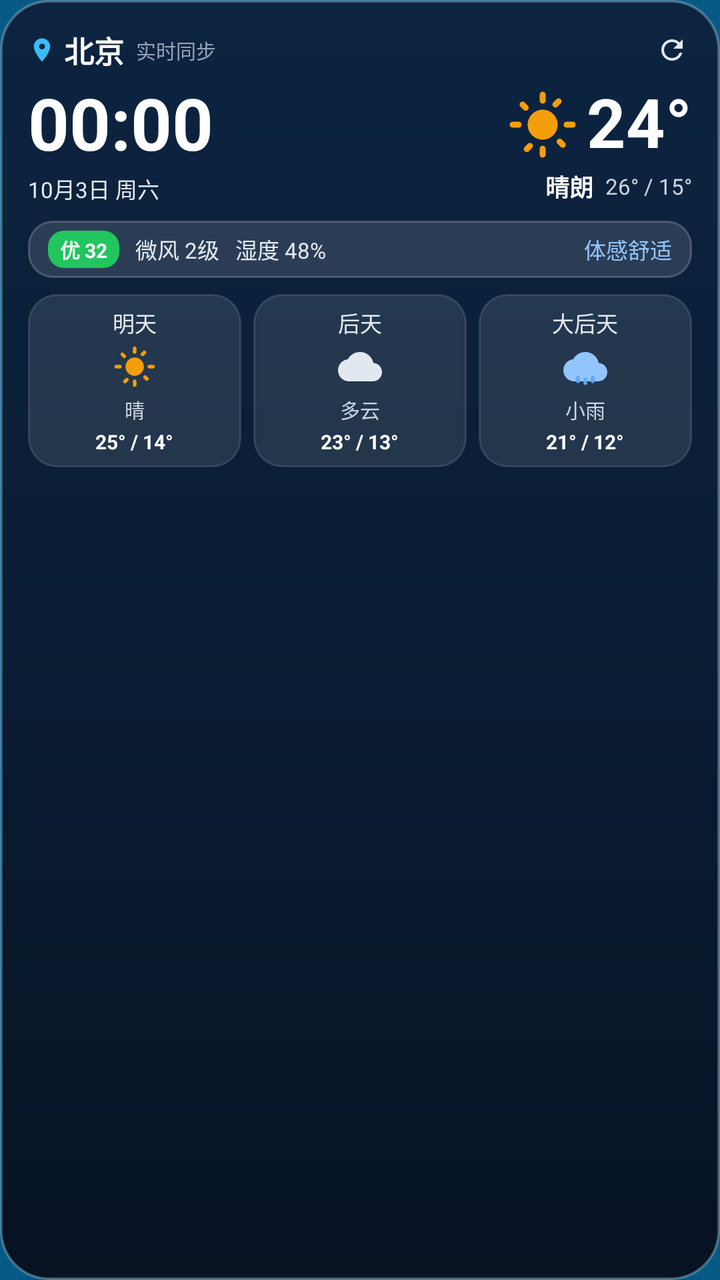
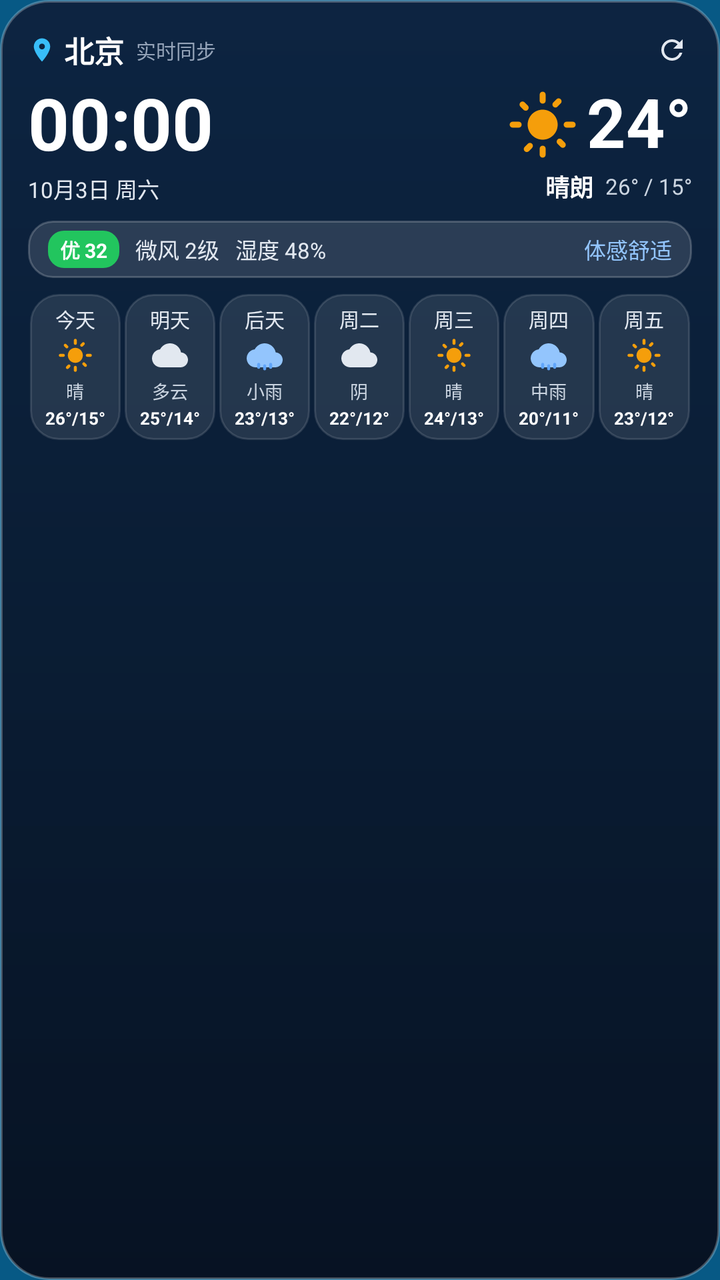

Before-and-after screenshots of an Android layout around one commit, followed by the original layout XML and the change that was made.
<!-- AndroidManifest.xml: application theme AppTheme -->
<!-- res/layout/widget_weather_4x3.xml -->
<?xml version="1.0" encoding="utf-8"?>
<LinearLayout xmlns:android="http://schemas.android.com/apk/res/android"
    android:id="@+id/widget_root"
    android:layout_width="match_parent"
    android:layout_height="match_parent"
    android:orientation="vertical"
    android:background="@drawable/widget_bg_4x3"
    android:padding="14dp">

    
    <LinearLayout
        android:layout_width="match_parent"
        android:layout_height="wrap_content"
        android:orientation="horizontal"
        android:gravity="center_vertical"
        android:layout_marginBottom="6dp">

        <ImageView
            android:layout_width="14dp"
            android:layout_height="14dp"
            android:src="@drawable/ic_widget_location" />

        <TextView
            android:id="@+id/widget_city_name"
            android:layout_width="wrap_content"
            android:layout_height="wrap_content"
            android:text="北京"
            android:textSize="15sp"
            android:textStyle="bold"
            android:textColor="#FFFFFF"
            android:layout_marginStart="4dp" />

        <TextView
            android:id="@+id/widget_update_time"
            android:layout_width="wrap_content"
            android:layout_height="wrap_content"
            android:text="实时同步"
            android:textSize="10sp"
            android:textColor="#94A3B8"
            android:layout_marginStart="6dp" />

        <FrameLayout
            android:layout_width="0dp"
            android:layout_height="1dp"
            android:layout_weight="1" />

        <ImageView
            android:id="@+id/widget_btn_refresh"
            android:layout_width="20dp"
            android:layout_height="20dp"
            android:padding="2dp"
            android:src="@drawable/ic_widget_refresh" />
    </LinearLayout>

    
    <LinearLayout
        android:layout_width="match_parent"
        android:layout_height="wrap_content"
        android:orientation="horizontal"
        android:gravity="center_vertical"
        android:layout_marginBottom="8dp">

        
        <LinearLayout
            android:layout_width="0dp"
            android:layout_height="wrap_content"
            android:layout_weight="1.1"
            android:orientation="vertical"
            android:gravity="center_vertical">

            <TextClock
                android:id="@+id/widget_text_clock"
                android:layout_width="wrap_content"
                android:layout_height="wrap_content"
                android:format24Hour="HH:mm"
                android:format12Hour="HH:mm"
                android:textSize="36sp"
                android:textStyle="bold"
                android:textColor="#FFFFFF"
                android:includeFontPadding="false" />

            <TextView
                android:id="@+id/widget_date_label"
                android:layout_width="wrap_content"
                android:layout_height="wrap_content"
                android:text="10月3日 周六"
                android:textSize="11sp"
                android:textColor="#E2E8F0"
                android:layout_marginTop="2dp" />
        </LinearLayout>

        
        <LinearLayout
            android:layout_width="0dp"
            android:layout_height="wrap_content"
            android:layout_weight="1"
            android:orientation="vertical"
            android:gravity="end|center_vertical">

            <LinearLayout
                android:layout_width="wrap_content"
                android:layout_height="wrap_content"
                android:orientation="horizontal"
                android:gravity="center_vertical">

                <ImageView
                    android:id="@+id/widget_weather_icon"
                    android:layout_width="36dp"
                    android:layout_height="36dp"
                    android:src="@drawable/ic_weather_sunny" />

                <TextView
                    android:id="@+id/widget_temperature"
                    android:layout_width="wrap_content"
                    android:layout_height="wrap_content"
                    android:text="24°"
                    android:textSize="34sp"
                    android:textStyle="bold"
                    android:textColor="#FFFFFF"
                    android:includeFontPadding="false"
                    android:layout_marginStart="4dp" />
            </LinearLayout>

            <LinearLayout
                android:layout_width="wrap_content"
                android:layout_height="wrap_content"
                android:orientation="horizontal"
                android:gravity="center_vertical"
                android:layout_marginTop="2dp">

                <TextView
                    android:id="@+id/widget_weather_desc"
                    android:layout_width="wrap_content"
                    android:layout_height="wrap_content"
                    android:text="晴朗"
                    android:textSize="12sp"
                    android:textStyle="bold"
                    android:textColor="#FFFFFF" />

                <TextView
                    android:id="@+id/widget_temp_range"
                    android:layout_width="wrap_content"
                    android:layout_height="wrap_content"
                    android:text="26° / 15°"
                    android:textSize="11sp"
                    android:textColor="#CBD5E1"
                    android:layout_marginStart="6dp" />
            </LinearLayout>
        </LinearLayout>
    </LinearLayout>

    
    <LinearLayout
        android:layout_width="match_parent"
        android:layout_height="wrap_content"
        android:orientation="horizontal"
        android:gravity="center_vertical"
        android:background="@drawable/widget_pill_bg"
        android:paddingTop="5dp"
        android:paddingBottom="5dp"
        android:paddingLeft="10dp"
        android:paddingRight="10dp"
        android:layout_marginBottom="8dp">

        <LinearLayout
            android:id="@+id/widget_aqi_badge"
            android:layout_width="wrap_content"
            android:layout_height="wrap_content"
            android:background="@drawable/widget_aqi_badge"
            android:paddingLeft="6dp"
            android:paddingRight="6dp"
            android:paddingTop="2dp"
            android:paddingBottom="2dp">

            <TextView
                android:id="@+id/widget_aqi_text"
                android:layout_width="wrap_content"
                android:layout_height="wrap_content"
                android:text="优 32"
                android:textSize="10sp"
                android:textStyle="bold"
                android:textColor="#FFFFFF" />
        </LinearLayout>

        <TextView
            android:id="@+id/widget_wind_info"
            android:layout_width="wrap_content"
            android:layout_height="wrap_content"
            android:text="微风 2级"
            android:textSize="11sp"
            android:textColor="#E2E8F0"
            android:layout_marginStart="8dp" />

        <TextView
            android:id="@+id/widget_humidity_info"
            android:layout_width="wrap_content"
            android:layout_height="wrap_content"
            android:text="湿度 48%"
            android:textSize="11sp"
            android:textColor="#E2E8F0"
            android:layout_marginStart="8dp" />

        <TextView
            android:id="@+id/widget_air_desc"
            android:layout_width="0dp"
            android:layout_height="wrap_content"
            android:layout_weight="1"
            android:gravity="end"
            android:text="体感舒适"
            android:textSize="11sp"
            android:textColor="#93C5FD" />
    </LinearLayout>

    
    <LinearLayout
        android:layout_width="match_parent"
        android:layout_height="wrap_content"
        android:orientation="horizontal">

        
        <LinearLayout
            android:id="@+id/widget_forecast_day1"
            android:layout_width="0dp"
            android:layout_height="wrap_content"
            android:layout_weight="1"
            android:orientation="vertical"
            android:gravity="center"
            android:background="@drawable/widget_forecast_col_bg"
            android:paddingTop="6dp"
            android:paddingBottom="6dp"
            android:layout_marginEnd="3dp">

            <TextView
                android:id="@+id/widget_f1_title"
                android:layout_width="wrap_content"
                android:layout_height="wrap_content"
                android:text="明天"
                android:textSize="11sp"
                android:textColor="#E2E8F0" />

            <ImageView
                android:id="@+id/widget_f1_icon"
                android:layout_width="22dp"
                android:layout_height="22dp"
                android:src="@drawable/ic_weather_sunny"
                android:layout_marginTop="3dp"
                android:layout_marginBottom="3dp" />

            <TextView
                android:id="@+id/widget_f1_desc"
                android:layout_width="wrap_content"
                android:layout_height="wrap_content"
                android:text="晴"
                android:textSize="10sp"
                android:textColor="#CBD5E1" />

            <TextView
                android:id="@+id/widget_f1_temp"
                android:layout_width="wrap_content"
                android:layout_height="wrap_content"
                android:text="25° / 14°"
                android:textSize="10sp"
                android:textStyle="bold"
                android:textColor="#FFFFFF"
                android:layout_marginTop="2dp" />
        </LinearLayout>

        
        <LinearLayout
            android:id="@+id/widget_forecast_day2"
            android:layout_width="0dp"
            android:layout_height="wrap_content"
            android:layout_weight="1"
            android:orientation="vertical"
            android:gravity="center"
            android:background="@drawable/widget_forecast_col_bg"
            android:paddingTop="6dp"
            android:paddingBottom="6dp"
            android:layout_marginLeft="3dp"
            android:layout_marginRight="3dp">

            <TextView
                android:id="@+id/widget_f2_title"
                android:layout_width="wrap_content"
                android:layout_height="wrap_content"
                android:text="后天"
                android:textSize="11sp"
                android:textColor="#E2E8F0" />

            <ImageView
                android:id="@+id/widget_f2_icon"
                android:layout_width="22dp"
                android:layout_height="22dp"
                android:src="@drawable/ic_weather_cloudy"
                android:layout_marginTop="3dp"
                android:layout_marginBottom="3dp" />

            <TextView
                android:id="@+id/widget_f2_desc"
                android:layout_width="wrap_content"
                android:layout_height="wrap_content"
                android:text="多云"
                android:textSize="10sp"
                android:textColor="#CBD5E1" />

            <TextView
                android:id="@+id/widget_f2_temp"
                android:layout_width="wrap_content"
                android:layout_height="wrap_content"
                android:text="23° / 13°"
                android:textSize="10sp"
                android:textStyle="bold"
                android:textColor="#FFFFFF"
                android:layout_marginTop="2dp" />
        </LinearLayout>

        
        <LinearLayout
            android:id="@+id/widget_forecast_day3"
            android:layout_width="0dp"
            android:layout_height="wrap_content"
            android:layout_weight="1"
            android:orientation="vertical"
            android:gravity="center"
            android:background="@drawable/widget_forecast_col_bg"
            android:paddingTop="6dp"
            android:paddingBottom="6dp"
            android:layout_marginStart="3dp">

            <TextView
                android:id="@+id/widget_f3_title"
                android:layout_width="wrap_content"
                android:layout_height="wrap_content"
                android:text="大后天"
                android:textSize="11sp"
                android:textColor="#E2E8F0" />

            <ImageView
                android:id="@+id/widget_f3_icon"
                android:layout_width="22dp"
                android:layout_height="22dp"
                android:src="@drawable/ic_weather_rainy"
                android:layout_marginTop="3dp"
                android:layout_marginBottom="3dp" />

            <TextView
                android:id="@+id/widget_f3_desc"
                android:layout_width="wrap_content"
                android:layout_height="wrap_content"
                android:text="小雨"
                android:textSize="10sp"
                android:textColor="#CBD5E1" />

            <TextView
                android:id="@+id/widget_f3_temp"
                android:layout_width="wrap_content"
                android:layout_height="wrap_content"
                android:text="21° / 12°"
                android:textSize="10sp"
                android:textStyle="bold"
                android:textColor="#FFFFFF"
                android:layout_marginTop="2dp" />
        </LinearLayout>
    </LinearLayout>
</LinearLayout>
<!-- resources referenced by this layout -->
<resources>
  <!-- drawable ic_weather_cloudy (drawable) -->
  <vector xmlns:android="http://schemas.android.com/apk/res/android"
      android:width="48dp"
      android:height="48dp"
      android:viewportWidth="24"
      android:viewportHeight="24">
    <path
        android:fillColor="#E2E8F0"
        android:pathData="M19.35,10.04C18.67,6.59 15.64,4 12,4 9.11,4 6.6,5.64 5.35,8.04 2.34,8.36 0,10.91 0,14c0,3.31 2.69,6 6,6h13c2.76,0 5,-2.24 5,-5 0,-2.64 -2.05,-4.78 -4.65,-4.96z"/>
  </vector>
  <!-- drawable ic_widget_location (drawable) -->
  <vector xmlns:android="http://schemas.android.com/apk/res/android"
      android:width="20dp"
      android:height="20dp"
      android:viewportWidth="24"
      android:viewportHeight="24">
    <path
        android:fillColor="#38BDF8"
        android:pathData="M12,2C8.13,2 5,5.13 5,9c0,5.25 7,13 7,13s7,-7.75 7,-13c0,-3.87 -3.13,-7 -7,-7zM12,11.5c-1.38,0 -2.5,-1.12 -2.5,-2.5s1.12,-2.5 2.5,-2.5 2.5,1.12 2.5,2.5 -1.12,2.5 -2.5,2.5z"/>
  </vector>
  <!-- drawable ic_widget_refresh (drawable) -->
  <vector xmlns:android="http://schemas.android.com/apk/res/android"
      android:width="20dp"
      android:height="20dp"
      android:viewportWidth="24"
      android:viewportHeight="24">
    <path
        android:fillColor="#E2E8F0"
        android:pathData="M17.65,6.35C16.2,4.9 14.21,4 12,4c-4.42,0 -7.99,3.58 -7.99,8s3.57,8 7.99,8c3.73,0 6.84,-2.55 7.73,-6h-2.08c-0.82,2.33 -3.04,4 -5.65,4 -3.31,0 -6,-2.69 -6,-6s2.69,-6 6,-6c1.66,0 3.14,0.69 4.22,1.78L13,11h7V4l-2.35,2.35z"/>
  </vector>
  <!-- drawable widget_aqi_badge (drawable) -->
  <?xml version="1.0" encoding="utf-8"?>
  <shape xmlns:android="http://schemas.android.com/apk/res/android"
      android:shape="rectangle">
      <corners android:radius="8dp" />
      <solid android:color="#22C55E" />
  </shape>
  <!-- drawable widget_bg_4x3 (drawable) -->
  <?xml version="1.0" encoding="utf-8"?>
  <shape xmlns:android="http://schemas.android.com/apk/res/android"
      android:shape="rectangle">
      <corners android:radius="24dp" />
      <gradient
          android:angle="270"
          android:startColor="#E60D1E3A"
          android:centerColor="#E60A162B"
          android:endColor="#F2060E1D" />
      <stroke
          android:width="1.2dp"
          android:color="#40FFFFFF" />
  </shape>
  <!-- drawable widget_forecast_col_bg (drawable) -->
  <?xml version="1.0" encoding="utf-8"?>
  <shape xmlns:android="http://schemas.android.com/apk/res/android"
      android:shape="rectangle">
      <corners android:radius="14dp" />
      <solid android:color="#1AFFFFFF" />
      <stroke android:width="1dp" android:color="#20FFFFFF" />
  </shape>
  <!-- drawable widget_pill_bg (drawable) -->
  <?xml version="1.0" encoding="utf-8"?>
  <shape xmlns:android="http://schemas.android.com/apk/res/android"
      android:shape="rectangle">
      <corners android:radius="12dp" />
      <solid android:color="#20FFFFFF" />
      <stroke android:width="1dp" android:color="#33FFFFFF" />
  </shape>
  <style name="AppTheme" parent="Theme.AppCompat.DayNight.NoActionBar">
      <item name="android:windowBackground">@color/splashscreen_background</item>
      <item name="android:editTextBackground">@drawable/rn_edit_text_material</item>
      <item name="colorPrimary">@color/colorPrimary</item>
      <item name="android:statusBarColor">@android:color/transparent</item>
      <item name="android:navigationBarColor">@android:color/transparent</item>
    </style>
  <color name="splashscreen_background">#075985</color>
  <color name="colorPrimary">#023c69</color>
  <!-- unchanged entries left out for length: 3 -->
</resources>

<!-- the commit's change to res/layout/widget_weather_4x3.xml (unified diff, before → after) -->
@@ -226,140 +226,352 @@
             android:orientation="vertical"
             android:gravity="center"
             android:background="@drawable/widget_forecast_col_bg"
-            android:paddingTop="6dp"
-            android:paddingBottom="6dp"
-            android:layout_marginEnd="3dp">
+            android:paddingTop="5dp"
+            android:paddingBottom="5dp"
+            android:paddingLeft="1dp"
+            android:paddingRight="1dp"
+            android:layout_marginLeft="1dp"
+            android:layout_marginRight="1dp">
 
             <TextView
                 android:id="@+id/widget_f1_title"
                 android:layout_width="wrap_content"
                 android:layout_height="wrap_content"
+                android:text="今天"
+                android:textSize="10sp"
+                android:textColor="#E2E8F0" />
+
+            <ImageView
+                android:id="@+id/widget_f1_icon"
+                android:layout_width="18dp"
+                android:layout_height="18dp"
+                android:src="@drawable/ic_weather_sunny"
+                android:layout_marginTop="2dp"
+                android:layout_marginBottom="2dp" />
+
+            <TextView
+                android:id="@+id/widget_f1_desc"
+                android:layout_width="wrap_content"
+                android:layout_height="wrap_content"
+                android:text="晴"
+                android:textSize="9sp"
+                android:textColor="#CBD5E1" />
+
+            <TextView
+                android:id="@+id/widget_f1_temp"
+                android:layout_width="wrap_content"
+                android:layout_height="wrap_content"
+                android:text="26°/15°"
+                android:textSize="8.5sp"
+                android:textStyle="bold"
+                android:textColor="#FFFFFF"
+                android:layout_marginTop="1dp" />
+        </LinearLayout>
+
+        
+        <LinearLayout
+            android:id="@+id/widget_forecast_day2"
+            android:layout_width="0dp"
+            android:layout_height="wrap_content"
+            android:layout_weight="1"
+            android:orientation="vertical"
+            android:gravity="center"
+            android:background="@drawable/widget_forecast_col_bg"
+            android:paddingTop="5dp"
+            android:paddingBottom="5dp"
+            android:paddingLeft="1dp"
+            android:paddingRight="1dp"
+            android:layout_marginLeft="1dp"
+            android:layout_marginRight="1dp">
+
+            <TextView
+                android:id="@+id/widget_f2_title"
+                android:layout_width="wrap_content"
+                android:layout_height="wrap_content"
                 android:text="明天"
-                android:textSize="11sp"
-                android:textColor="#E2E8F0" />
-
-            <ImageView
-                android:id="@+id/widget_f1_icon"
-                android:layout_width="22dp"
-                android:layout_height="22dp"
+                android:textSize="10sp"
+                android:textColor="#E2E8F0" />
+
+            <ImageView
+                android:id="@+id/widget_f2_icon"
+                android:layout_width="18dp"
+                android:layout_height="18dp"
+                android:src="@drawable/ic_weather_cloudy"
+                android:layout_marginTop="2dp"
+                android:layout_marginBottom="2dp" />
+
+            <TextView
+                android:id="@+id/widget_f2_desc"
+                android:layout_width="wrap_content"
+                android:layout_height="wrap_content"
+                android:text="多云"
+                android:textSize="9sp"
+                android:textColor="#CBD5E1" />
+
+            <TextView
+                android:id="@+id/widget_f2_temp"
+                android:layout_width="wrap_content"
+                android:layout_height="wrap_content"
+                android:text="25°/14°"
+                android:textSize="8.5sp"
+                android:textStyle="bold"
+                android:textColor="#FFFFFF"
+                android:layout_marginTop="1dp" />
+        </LinearLayout>
+
+        
+        <LinearLayout
+            android:id="@+id/widget_forecast_day3"
+            android:layout_width="0dp"
+            android:layout_height="wrap_content"
+            android:layout_weight="1"
+            android:orientation="vertical"
+            android:gravity="center"
+            android:background="@drawable/widget_forecast_col_bg"
+            android:paddingTop="5dp"
+            android:paddingBottom="5dp"
+            android:paddingLeft="1dp"
+            android:paddingRight="1dp"
+            android:layout_marginLeft="1dp"
+            android:layout_marginRight="1dp">
+
+            <TextView
+                android:id="@+id/widget_f3_title"
+                android:layout_width="wrap_content"
+                android:layout_height="wrap_content"
+                android:text="后天"
+                android:textSize="10sp"
+                android:textColor="#E2E8F0" />
+
+            <ImageView
+                android:id="@+id/widget_f3_icon"
+                android:layout_width="18dp"
+                android:layout_height="18dp"
+                android:src="@drawable/ic_weather_rainy"
+                android:layout_marginTop="2dp"
+                android:layout_marginBottom="2dp" />
+
+            <TextView
+                android:id="@+id/widget_f3_desc"
+                android:layout_width="wrap_content"
+                android:layout_height="wrap_content"
+                android:text="小雨"
+                android:textSize="9sp"
+                android:textColor="#CBD5E1" />
+
+            <TextView
+                android:id="@+id/widget_f3_temp"
+                android:layout_width="wrap_content"
+                android:layout_height="wrap_content"
+                android:text="23°/13°"
+                android:textSize="8.5sp"
+                android:textStyle="bold"
+                android:textColor="#FFFFFF"
+                android:layout_marginTop="1dp" />
+        </LinearLayout>
+
+        
+        <LinearLayout
+            android:id="@+id/widget_forecast_day4"
+            android:layout_width="0dp"
+            android:layout_height="wrap_content"
+            android:layout_weight="1"
+            android:orientation="vertical"
+            android:gravity="center"
+            android:background="@drawable/widget_forecast_col_bg"
+            android:paddingTop="5dp"
+            android:paddingBottom="5dp"
+            android:paddingLeft="1dp"
+            android:paddingRight="1dp"
+            android:layout_marginLeft="1dp"
+            android:layout_marginRight="1dp">
+
+            <TextView
+                android:id="@+id/widget_f4_title"
+                android:layout_width="wrap_content"
+                android:layout_height="wrap_content"
+                android:text="周二"
+                android:textSize="10sp"
+                android:textColor="#E2E8F0" />
+
+            <ImageView
+                android:id="@+id/widget_f4_icon"
+                android:layout_width="18dp"
+                android:layout_height="18dp"
+                android:src="@drawable/ic_weather_cloudy"
+                android:layout_marginTop="2dp"
+                android:layout_marginBottom="2dp" />
+
+            <TextView
+                android:id="@+id/widget_f4_desc"
+                android:layout_width="wrap_content"
+                android:layout_height="wrap_content"
+                android:text="阴"
+                android:textSize="9sp"
+                android:textColor="#CBD5E1" />
+
+            <TextView
+                android:id="@+id/widget_f4_temp"
+                android:layout_width="wrap_content"
+                android:layout_height="wrap_content"
+                android:text="22°/12°"
+                android:textSize="8.5sp"
+                android:textStyle="bold"
+                android:textColor="#FFFFFF"
+                android:layout_marginTop="1dp" />
+        </LinearLayout>
+
+        
+        <LinearLayout
+            android:id="@+id/widget_forecast_day5"
+            android:layout_width="0dp"
+            android:layout_height="wrap_content"
+            android:layout_weight="1"
+            android:orientation="vertical"
+            android:gravity="center"
+            android:background="@drawable/widget_forecast_col_bg"
+            android:paddingTop="5dp"
+            android:paddingBottom="5dp"
+            android:paddingLeft="1dp"
+            android:paddingRight="1dp"
+            android:layout_marginLeft="1dp"
+            android:layout_marginRight="1dp">
+
+            <TextView
+                android:id="@+id/widget_f5_title"
+                android:layout_width="wrap_content"
+                android:layout_height="wrap_content"
+                android:text="周三"
+                android:textSize="10sp"
+                android:textColor="#E2E8F0" />
+
+            <ImageView
+                android:id="@+id/widget_f5_icon"
+                android:layout_width="18dp"
+                android:layout_height="18dp"
                 android:src="@drawable/ic_weather_sunny"
-                android:layout_marginTop="3dp"
-                android:layout_marginBottom="3dp" />
-
-            <TextView
-                android:id="@+id/widget_f1_desc"
+                android:layout_marginTop="2dp"
+                android:layout_marginBottom="2dp" />
+
+            <TextView
+                android:id="@+id/widget_f5_desc"
                 android:layout_width="wrap_content"
                 android:layout_height="wrap_content"
                 android:text="晴"
-                android:textSize="10sp"
-                android:textColor="#CBD5E1" />
-
-            <TextView
-                android:id="@+id/widget_f1_temp"
-                android:layout_width="wrap_content"
-                android:layout_height="wrap_content"
-                android:text="25° / 14°"
-                android:textSize="10sp"
-                android:textStyle="bold"
-                android:textColor="#FFFFFF"
-                android:layout_marginTop="2dp" />
-        </LinearLayout>
-
-        
-        <LinearLayout
-            android:id="@+id/widget_forecast_day2"
-            android:layout_width="0dp"
-            android:layout_height="wrap_content"
-            android:layout_weight="1"
-            android:orientation="vertical"
-            android:gravity="center"
-            android:background="@drawable/widget_forecast_col_bg"
-            android:paddingTop="6dp"
-            android:paddingBottom="6dp"
-            android:layout_marginLeft="3dp"
-            android:layout_marginRight="3dp">
-
-            <TextView
-                android:id="@+id/widget_f2_title"
-                android:layout_width="wrap_content"
-                android:layout_height="wrap_content"
-                android:text="后天"
-                android:textSize="11sp"
-                android:textColor="#E2E8F0" />
-
-            <ImageView
-                android:id="@+id/widget_f2_icon"
-                android:layout_width="22dp"
-                android:layout_height="22dp"
-                android:src="@drawable/ic_weather_cloudy"
-                android:layout_marginTop="3dp"
-                android:layout_marginBottom="3dp" />
-
-            <TextView
-                android:id="@+id/widget_f2_desc"
-                android:layout_width="wrap_content"
-                android:layout_height="wrap_content"
-                android:text="多云"
-                android:textSize="10sp"
-                android:textColor="#CBD5E1" />
-
-            <TextView
-                android:id="@+id/widget_f2_temp"
-                android:layout_width="wrap_content"
-                android:layout_height="wrap_content"
-                android:text="23° / 13°"
-                android:textSize="10sp"
-                android:textStyle="bold"
-                android:textColor="#FFFFFF"
-                android:layout_marginTop="2dp" />
-        </LinearLayout>
-
-        
-        <LinearLayout
-            android:id="@+id/widget_forecast_day3"
-            android:layout_width="0dp"
-            android:layout_height="wrap_content"
-            android:layout_weight="1"
-            android:orientation="vertical"
-            android:gravity="center"
-            android:background="@drawable/widget_forecast_col_bg"
-            android:paddingTop="6dp"
-            android:paddingBottom="6dp"
-            android:layout_marginStart="3dp">
-
-            <TextView
-                android:id="@+id/widget_f3_title"
-                android:layout_width="wrap_content"
-                android:layout_height="wrap_content"
-                android:text="大后天"
-                android:textSize="11sp"
-                android:textColor="#E2E8F0" />
-
-            <ImageView
-                android:id="@+id/widget_f3_icon"
-                android:layout_width="22dp"
-                android:layout_height="22dp"
+                android:textSize="9sp"
+                android:textColor="#CBD5E1" />
+
+            <TextView
+                android:id="@+id/widget_f5_temp"
+                android:layout_width="wrap_content"
+                android:layout_height="wrap_content"
+                android:text="24°/13°"
+                android:textSize="8.5sp"
+                android:textStyle="bold"
+                android:textColor="#FFFFFF"
+                android:layout_marginTop="1dp" />
+        </LinearLayout>
+
+        
+        <LinearLayout
+            android:id="@+id/widget_forecast_day6"
+            android:layout_width="0dp"
+            android:layout_height="wrap_content"
+            android:layout_weight="1"
+            android:orientation="vertical"
+            android:gravity="center"
+            android:background="@drawable/widget_forecast_col_bg"
+            android:paddingTop="5dp"
+            android:paddingBottom="5dp"
+            android:paddingLeft="1dp"
+            android:paddingRight="1dp"
+            android:layout_marginLeft="1dp"
+            android:layout_marginRight="1dp">
+
+            <TextView
+                android:id="@+id/widget_f6_title"
+                android:layout_width="wrap_content"
+                android:layout_height="wrap_content"
+                android:text="周四"
+                android:textSize="10sp"
+                android:textColor="#E2E8F0" />
+
+            <ImageView
+                android:id="@+id/widget_f6_icon"
+                android:layout_width="18dp"
+                android:layout_height="18dp"
                 android:src="@drawable/ic_weather_rainy"
-                android:layout_marginTop="3dp"
-                android:layout_marginBottom="3dp" />
-
-            <TextView
-                android:id="@+id/widget_f3_desc"
-                android:layout_width="wrap_content"
-                android:layout_height="wrap_content"
-                android:text="小雨"
-                android:textSize="10sp"
-                android:textColor="#CBD5E1" />
-
-            <TextView
-                android:id="@+id/widget_f3_temp"
-                android:layout_width="wrap_content"
-                android:layout_height="wrap_content"
-                android:text="21° / 12°"
-                android:textSize="10sp"
-                android:textStyle="bold"
-                android:textColor="#FFFFFF"
-                android:layout_marginTop="2dp" />
+                android:layout_marginTop="2dp"
+                android:layout_marginBottom="2dp" />
+
+            <TextView
+                android:id="@+id/widget_f6_desc"
+                android:layout_width="wrap_content"
+                android:layout_height="wrap_content"
+                android:text="中雨"
+                android:textSize="9sp"
+                android:textColor="#CBD5E1" />
+
+            <TextView
+                android:id="@+id/widget_f6_temp"
+                android:layout_width="wrap_content"
+                android:layout_height="wrap_content"
+                android:text="20°/11°"
+                android:textSize="8.5sp"
+                android:textStyle="bold"
+                android:textColor="#FFFFFF"
+                android:layout_marginTop="1dp" />
+        </LinearLayout>
+
+        
+        <LinearLayout
+            android:id="@+id/widget_forecast_day7"
+            android:layout_width="0dp"
+            android:layout_height="wrap_content"
+            android:layout_weight="1"
+            android:orientation="vertical"
+            android:gravity="center"
+            android:background="@drawable/widget_forecast_col_bg"
+            android:paddingTop="5dp"
+            android:paddingBottom="5dp"
+            android:paddingLeft="1dp"
+            android:paddingRight="1dp"
+            android:layout_marginLeft="1dp"
+            android:layout_marginRight="1dp">
+
+            <TextView
+                android:id="@+id/widget_f7_title"
+                android:layout_width="wrap_content"
+                android:layout_height="wrap_content"
+                android:text="周五"
+                android:textSize="10sp"
+                android:textColor="#E2E8F0" />
+
+            <ImageView
+                android:id="@+id/widget_f7_icon"
+                android:layout_width="18dp"
+                android:layout_height="18dp"
+                android:src="@drawable/ic_weather_sunny"
+                android:layout_marginTop="2dp"
+                android:layout_marginBottom="2dp" />
+
+            <TextView
+                android:id="@+id/widget_f7_desc"
+                android:layout_width="wrap_content"
+                android:layout_height="wrap_content"
+                android:text="晴"
+                android:textSize="9sp"
+                android:textColor="#CBD5E1" />
+
+            <TextView
+                android:id="@+id/widget_f7_temp"
+                android:layout_width="wrap_content"
+                android:layout_height="wrap_content"
+                android:text="23°/12°"
+                android:textSize="8.5sp"
+                android:textStyle="bold"
+                android:textColor="#FFFFFF"
+                android:layout_marginTop="1dp" />
         </LinearLayout>
     </LinearLayout>
 </LinearLayout>
